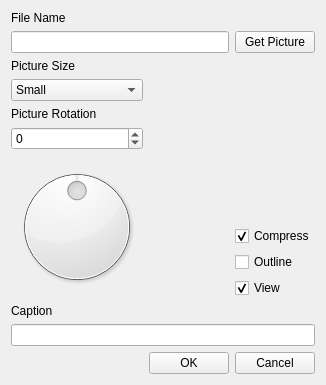
Before: the Qt Designer form lib/shrinkypic/dialog/main.ui in sillsdevarchive/shrinkypic, drawn with Qt 5.
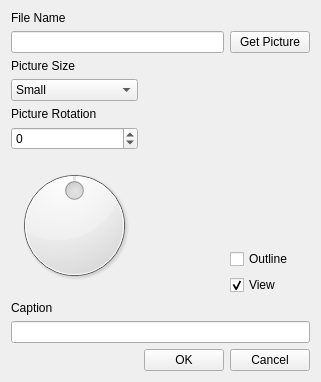
After: the same form once the commit is applied. Icons and pictures are not drawn.

```diff
--- a/lib/shrinkypic/dialog/main.ui
+++ b/lib/shrinkypic/dialog/main.ui
@@ -6,8 +6,8 @@
    <rect>
 	<x>0</x>
 	<y>0</y>
-	<width>326</width>
-	<height>385</height>
+	<width>321</width>
+	<height>382</height>
    </rect>
   </property>
   <property name="windowTitle">
@@ -177,19 +177,6 @@
 		 </property>
 		</spacer>
 	   </item>
-	   <item>
-		<widget class="QCheckBox" name="CompressCheckBox">
-		 <property name="toolTip">
-		  <string>Compress output file with pngnq</string>
-		 </property>
-		 <property name="text">
-		  <string>Compress</string>
-		 </property>
-		 <property name="checked">
-		  <bool>true</bool>
-		 </property>
-		</widget>
-	   </item>
 	   <item>
 		<widget class="QCheckBox" name="OutlineCheckBox">
 		 <property name="toolTip">
```
Left out of the diff: 28 changed lines with no effect on the pictures.
